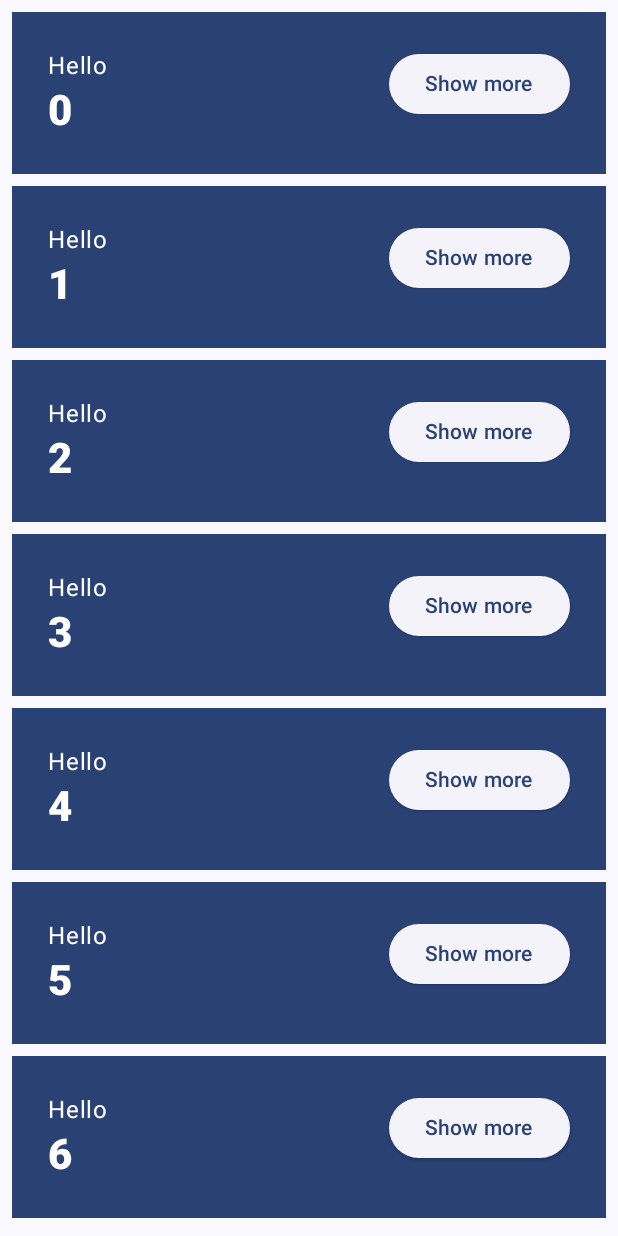
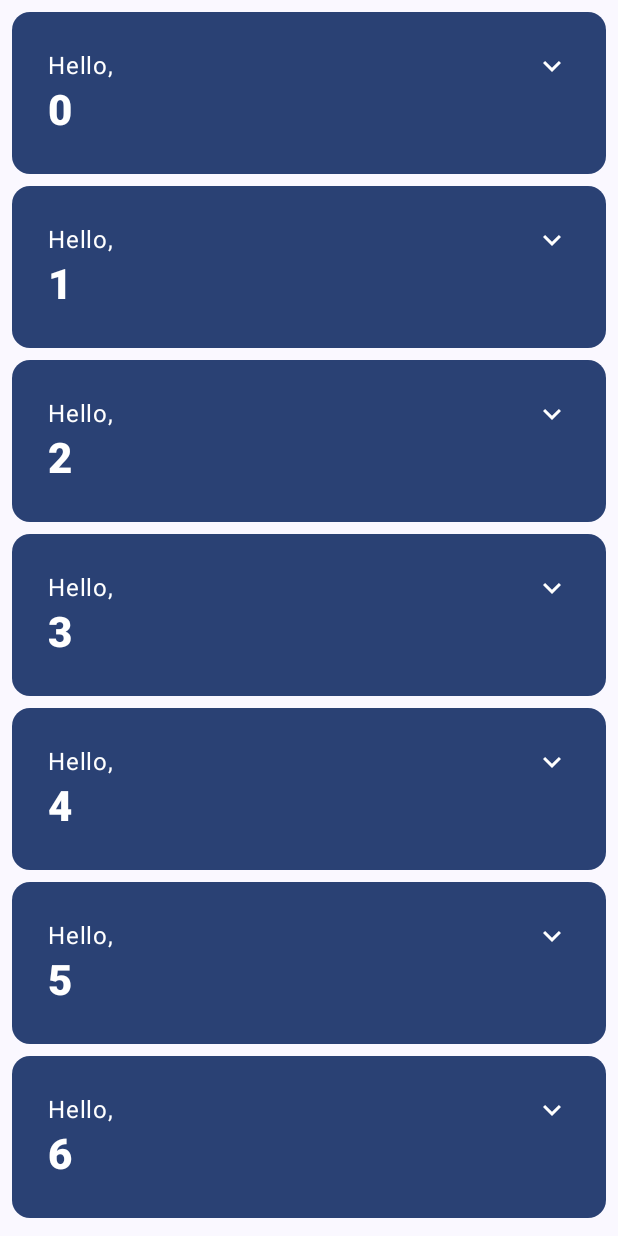
Before and after one commit to Boezienko/CodingPractice, an Android app built with Jetpack Compose: the screen it shows after launch (MainActivity), after a tap on "Continue", on a phone screen of 412 x 824 dp. Run offline under Robolectric (Android 15) with nearby library versions, the phone set to English and light mode, and no system bars.

Commit message:
Edit MainActivity.kt and strings.xml
Made finishing touches to app and put strings in the xml file so they wouldn't be hard coded in

```diff
--- a/Android/ComposeBasicsCodelab/app/src/main/java/com/morning/composebasicscodelab/MainActivity.kt
+++ b/Android/ComposeBasicsCodelab/app/src/main/java/com/morning/composebasicscodelab/MainActivity.kt
@@ -4,6 +4,7 @@
 import android.os.Bundle
 import androidx.activity.ComponentActivity
 import androidx.activity.compose.setContent
+import androidx.compose.animation.animateContentSize
 import androidx.compose.animation.core.Spring
 import androidx.compose.animation.core.animateDpAsState
 import androidx.compose.animation.core.spring
@@ -15,8 +16,15 @@
 import androidx.compose.foundation.layout.padding
 import androidx.compose.foundation.lazy.LazyColumn
 import androidx.compose.foundation.lazy.items
+import androidx.compose.material.icons.Icons
+import androidx.compose.material.icons.filled.ExpandLess
+import androidx.compose.material.icons.filled.ExpandMore
 import androidx.compose.material3.Button
+import androidx.compose.material3.Card
+import androidx.compose.material3.CardDefaults
 import androidx.compose.material3.ElevatedButton
+import androidx.compose.material3.Icon
+import androidx.compose.material3.IconButton
 import androidx.compose.material3.MaterialTheme
 import androidx.compose.material3.Surface
 import androidx.compose.material3.Text
@@ -28,6 +36,7 @@
 import androidx.compose.runtime.setValue
 import androidx.compose.ui.Alignment
 import androidx.compose.ui.Modifier
+import androidx.compose.ui.res.stringResource
 import androidx.compose.ui.text.font.FontWeight
 import androidx.compose.ui.tooling.preview.Preview
 import androidx.compose.ui.unit.dp
@@ -45,58 +54,12 @@
 }
 
 @Composable
-fun Greeting(name: String, modifier: Modifier = Modifier) {
-    // used by instead of = so when we use expanded we don't have to use expanded.value
-    var expanded by rememberSaveable { mutableStateOf(false)}
-    val extraPadding by animateDpAsState(
-        if (expanded) 48.dp else 0.dp,
-        animationSpec = spring( // this parameter lets you customize the animation
-            dampingRatio = Spring.DampingRatioMediumBouncy,
-            stiffness = Spring.StiffnessLow
-        ),
-        label = "Greeting expansion"
-    )
-    Surface(
-            color = MaterialTheme.colorScheme.primary,
-            modifier = modifier.padding(
-                vertical = 4.dp,
-                horizontal = 8.dp
-            )
-        ) {
-        Row(modifier = Modifier.padding(24.dp)) {
-            Column(
-                modifier = modifier
-                    .weight(1f)
-                    // ensuring the padding is never negative because that could crash the app
-                    .padding(bottom = extraPadding.coerceAtLeast(0.dp))
-            ){
-                Text(text = "Hello ")
-                // used material theme to style this text
-                Text(
-                    text = name,
-                    style = MaterialTheme.typography.headlineMedium.copy(
-                        fontWeight = FontWeight.ExtraBold
-                    )
-                )
-            }
-            ElevatedButton(
-                onClick = { expanded = !expanded }
-            ) {
-                Text(if (expanded) "Show less" else "Show more")
-            }
-        }
-
-    }
-
-}
-
-@Composable
 fun MyApp(modifier: Modifier = Modifier) {
 
-    // we are hoisting this state from the OnboardingScreen to the MyApp
+    // to hold the state of if the onboarding is showing or not
     var shouldShowOnboarding by rememberSaveable { mutableStateOf(true) }
 
-    Surface(modifier) {
+    Surface(modifier, color = MaterialTheme.colorScheme.background) {
         if (shouldShowOnboarding) {
             OnboardingScreen( onContinueClicked = { shouldShowOnboarding = false })
         } else {
@@ -137,27 +100,60 @@
     }
 }
 
-@Preview
 @Composable
-fun MyAppPreview() {
-    ComposeBasicsCodelabTheme {
-        MyApp(Modifier.fillMaxSize())
+fun Greeting(name: String, modifier: Modifier = Modifier) {
+    Card(
+        colors = CardDefaults.cardColors(
+            containerColor = MaterialTheme.colorScheme.primary
+        ),
+        modifier = modifier.padding(vertical = 4.dp, horizontal = 8.dp)
+    ) {
+        CardContent(name)
     }
 }
 
-@Preview(showBackground = true, widthDp = 320, heightDp = 320)
 @Composable
-fun OnboardingPreview() {
-    ComposeBasicsCodelabTheme {
-        OnboardingScreen(onContinueClicked = {}) // o nothing on click
-    }
-}
+private fun CardContent(name: String){
+    var expanded by rememberSaveable { mutableStateOf(false) }
 
-@Preview(showBackground = true, widthDp = 320)
-@Composable
-fun GreetingsPreview(){
-    ComposeBasicsCodelabTheme {
-        Greetings()
+    Row(
+        modifier = Modifier
+            .padding(12.dp)
+            .animateContentSize(
+                animationSpec = spring(
+                    dampingRatio = Spring.DampingRatioMediumBouncy,
+                    stiffness = Spring.StiffnessLow
+                )
+            )
+    ) {
+        Column(
+            modifier = Modifier
+                .weight(1f)
+                .padding(12.dp)
+        ) {
+            Text(text = "Hello, ")
+            Text(
+                text = name, style = MaterialTheme.typography.headlineMedium.copy(
+                    fontWeight = FontWeight.ExtraBold
+                )
+            )
+            if (expanded) {
+                Text(
+                    text = ("Composem ipsum color sit lazy, " +
+                        "padding theme elit, sed do bouncy. ").repeat(4))
+            }
+        }
+
+        IconButton(onClick = { expanded = !expanded }) {
+            Icon(
+                imageVector = if (expanded) Icons.Filled.ExpandLess else Icons.Filled.ExpandMore,
+                contentDescription = if (expanded) {
+                    stringResource(R.string.show_less)
+                } else {
+                    stringResource(R.string.show_more)
+                }
+            )
+        }
     }
 }
 
@@ -174,3 +170,19 @@
         MyApp()
     }
 }
+
+@Preview(showBackground = true, widthDp = 320, heightDp = 320)
+@Composable
+fun OnboardingPreview() {
+    ComposeBasicsCodelabTheme {
+        OnboardingScreen(onContinueClicked = {}) // do nothing on click
+    }
+}
+
+@Preview
+@Composable
+fun MyAppPreview() {
+    ComposeBasicsCodelabTheme {
+        MyApp(Modifier.fillMaxSize())
+    }
+}
--- a/Android/ComposeBasicsCodelab/app/src/main/res/values/strings.xml
+++ b/Android/ComposeBasicsCodelab/app/src/main/res/values/strings.xml
@@ -1,3 +1,5 @@
 <resources>
     <string name="app_name">ComposeBasicsCodelab</string>
+    <string name="show_less">Show Less</string>
+    <string name="show_more">Show More</string>
 </resources>
```
